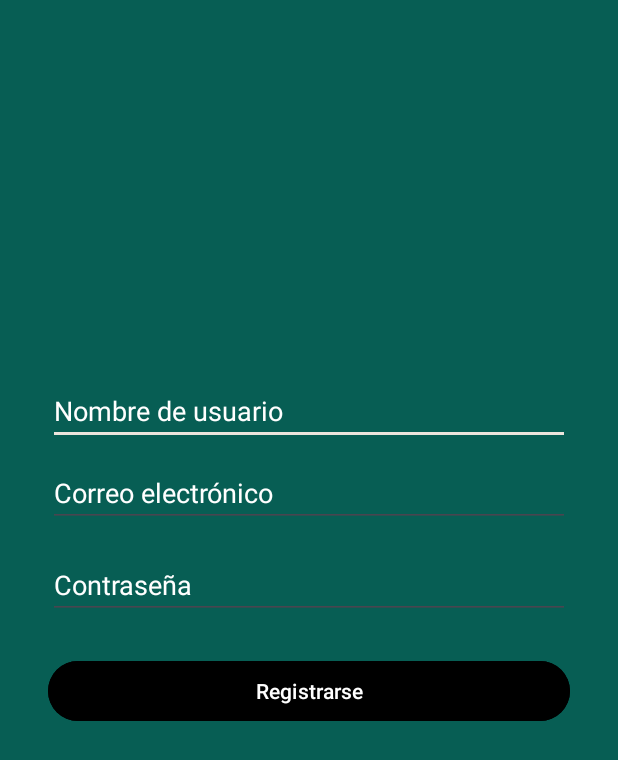
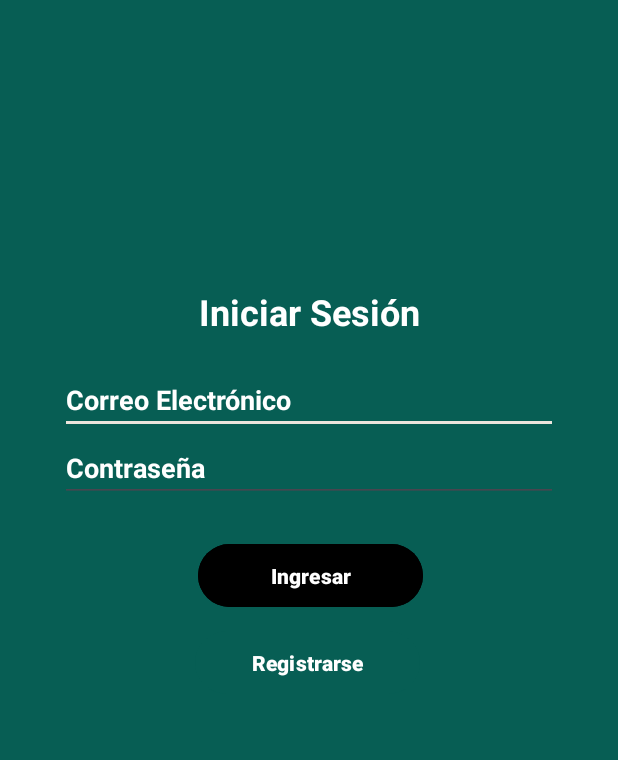
Before and after one commit to Christian3033/MINECHAP_APP, an Android app: the screen it shows after launch (Registers before the commit, Login after it), on a phone screen of 412 x 824 dp. Shown: the top 760 px of the screen. Run offline under Robolectric (Android 15) with nearby library versions, the phone set to English and light mode, and no system bars; our stand-ins replace Firebase (no records; nobody signed in at launch, a user with empty details on screens opened directly).

Commit message:
"agregando Login"

```diff
--- /dev/null
+++ b/app/src/main/java/com/example/minechapapp/Login.java
@@ -0,0 +1,84 @@
+package com.example.minechapapp;
+
+import android.content.Intent;
+import android.os.Bundle;
+import android.view.View;
+import android.widget.Button;
+import android.widget.EditText;
+import android.widget.Toast;
+import androidx.annotation.NonNull;
+import androidx.appcompat.app.AppCompatActivity;
+import com.google.android.gms.tasks.OnCompleteListener;
+import com.google.android.gms.tasks.Task;
+import com.google.firebase.auth.AuthResult;
+import com.google.firebase.auth.FirebaseAuth;
+
+public class Login extends AppCompatActivity {
+
+    private FirebaseAuth mAuth; // Instancia de FirebaseAuth
+    private EditText etEmail, etPassword; // Campos de correo y contraseña
+    private Button btnLogin; // Botón de iniciar sesión
+
+    @Override
+    protected void onCreate(Bundle savedInstanceState) {
+        super.onCreate(savedInstanceState);
+        setContentView(R.layout.activity_login);
+
+        // Inicializar Firebase Auth
+        mAuth = FirebaseAuth.getInstance();
+
+        // referencias a los campos y botones
+        etEmail = findViewById(R.id.etEmail); // Asegúrate de que el ID coincida con tu XML
+        etPassword = findViewById(R.id.etPassword); // Asegúrate de que el ID coincida con tu XML
+        btnLogin = findViewById(R.id.btnLogin); // Asegúrate de que el ID coincida con tu XML
+
+        // Configurar el clic en "Iniciar Sesión"
+        btnLogin.setOnClickListener(new View.OnClickListener() {
+            @Override
+            public void onClick(View v) {
+                // Obtener el correo y la contraseña ingresados
+                String email = etEmail.getText().toString().trim();
+                String password = etPassword.getText().toString().trim();
+
+                // Validar que los campos no estén vacíos
+                if (email.isEmpty() || password.isEmpty()) {
+                    Toast.makeText(Login.this, "Por favor, completa todos los campos", Toast.LENGTH_SHORT).show();
+                    return;
+                }
+
+                // Iniciar sesión con Firebase
+                mAuth.signInWithEmailAndPassword(email, password)
+                        .addOnCompleteListener(Login.this, new OnCompleteListener<AuthResult>() {
+                            @Override
+                            public void onComplete(@NonNull Task<AuthResult> task) {
+                                if (task.isSuccessful()) {
+                                    // Inicio de sesión exitoso
+                                    Toast.makeText(Login.this, "Inicio de sesión exitoso", Toast.LENGTH_SHORT).show();
+
+                                    // Redirigir a la actividad principal (MainActivity)
+                                    Intent intent = new Intent(Login.this, MainActivity.class);
+                                    startActivity(intent);
+                                    finish(); // Cerrar la actividad actual
+                                } else {
+                                    // Si el inicio de sesión falla, mostrar un mensaje de error
+                                    Toast.makeText(Login.this, "Error: " + task.getException().getMessage(), Toast.LENGTH_SHORT).show();
+                                }
+                            }
+                        });
+            }
+        });
+
+        // Obtener referencia al Button de "Registrarse"
+        Button btnRegister = findViewById(R.id.btnRegister);
+
+        // Configurar el clic en "Registrarse"
+        btnRegister.setOnClickListener(new View.OnClickListener() {
+            @Override
+            public void onClick(View v) {
+                // Crear un Intent para abrir la actividad Registers
+                Intent intent = new Intent(Login.this, Registers.class);
+                startActivity(intent);
+            }
+        });
+    }
+}
--- a/app/src/main/java/com/example/minechapapp/SplashActivity.java
+++ b/app/src/main/java/com/example/minechapapp/SplashActivity.java
@@ -1,11 +1,12 @@
 package com.example.minechapapp;
 
+import android.annotation.SuppressLint;
 import android.content.Intent;
 import android.os.Bundle;
 import android.os.Handler;
-import android.util.Log;
 import androidx.appcompat.app.AppCompatActivity;
 
+@SuppressLint("CustomSplashScreen")
 public class SplashActivity extends AppCompatActivity {
 
     @Override
@@ -13,20 +14,14 @@ public class SplashActivity extends AppCompatActivity {
         super.onCreate(savedInstanceState);
         setContentView(R.layout.activity_splash);
 
-        Log.d("SplashActivity", "Iniciando Splash Screen...");
-
+        // Temporizador para redirigir a LoginActivity después de 2 segundos
         new Handler().postDelayed(new Runnable() {
             @Override
             public void run() {
-                try {
-                    Log.d("SplashActivity", "Intentando abrir Registers...");
-                    Intent intent = new Intent(SplashActivity.this, Registers.class);
-                    startActivity(intent);
-                    finish();
-                } catch (Exception e) {
-                    Log.e("SplashActivity", "Error al abrir Registers: " + e.getMessage());
-                }
+                Intent intent = new Intent(SplashActivity.this, Login.class);
+                startActivity(intent);
+                finish(); // Cierra la SplashActivity para que no se pueda volver atrás
             }
-        }, 3000);
+        }, 2000); // 2000 milisegundos = 2 segundos
     }
 }
--- /dev/null
+++ b/app/src/main/res/layout/activity_login.xml
@@ -0,0 +1,94 @@
+<?xml version="1.0" encoding="utf-8"?>
+<androidx.constraintlayout.widget.ConstraintLayout xmlns:android="http://schemas.android.com/apk/res/android"
+    xmlns:app="http://schemas.android.com/apk/res-auto"
+    xmlns:tools="http://schemas.android.com/tools"
+    android:layout_width="match_parent"
+    android:layout_height="match_parent"
+    android:background="@color/primary"
+    android:padding="16dp">
+
+    <!-- Título "Iniciar Sesión" -->
+    <TextView
+        android:id="@+id/tvTitle"
+        android:layout_width="wrap_content"
+        android:layout_height="wrap_content"
+        android:layout_marginTop="175dp"
+        android:layout_marginBottom="24dp"
+        android:text="Iniciar Sesión"
+        android:textColor="@color/white"
+        android:textSize="24sp"
+        android:textStyle="bold"
+        app:layout_constraintEnd_toEndOf="parent"
+        app:layout_constraintStart_toStartOf="parent"
+        app:layout_constraintTop_toTopOf="parent" />
+
+    <!-- Campo de correo electrónico -->
+
+    <!-- Campo de contraseña -->
+    <EditText
+        android:id="@+id/etEmail"
+        android:layout_width="0dp"
+        android:layout_height="wrap_content"
+        android:layout_marginHorizontal="24dp"
+        android:layout_marginTop="20dp"
+        android:hint="Correo Electrónico"
+        android:inputType="textEmailAddress"
+        android:textColor="@color/white"
+        android:textColorHint="@color/white"
+        android:textStyle="bold"
+        app:layout_constraintEnd_toEndOf="parent"
+        app:layout_constraintStart_toStartOf="parent"
+        app:layout_constraintTop_toBottomOf="@id/tvTitle"
+        android:drawablePadding="8dp"
+        android:layout_marginBottom="16dp"/>
+
+    <EditText
+        android:id="@+id/etPassword"
+        android:layout_width="0dp"
+        android:layout_height="wrap_content"
+        android:layout_marginHorizontal="24dp"
+        android:layout_marginBottom="24dp"
+        android:hint="Contraseña"
+        android:inputType="textPassword"
+        android:textColor="@color/white"
+        android:textColorHint="@color/white"
+        android:textStyle="bold"
+        app:layout_constraintEnd_toEndOf="parent"
+        app:layout_constraintStart_toStartOf="parent"
+        app:layout_constraintTop_toBottomOf="@id/etEmail" />
+
+    <!-- Botón de "Ingresar" -->
+
+    <!-- Botón de "Registrarse" -->
+    <Button
+        android:id="@+id/btnLogin"
+        android:layout_width="150dp"
+        android:layout_height="50dp"
+        android:layout_marginHorizontal="24dp"
+        android:layout_marginTop="24dp"
+        android:backgroundTint="@color/black"
+        android:text="Ingresar"
+        android:textColor="@android:color/white"
+        android:textStyle="bold"
+        app:layout_constraintBottom_toTopOf="@+id/btnRegister"
+        app:layout_constraintEnd_toEndOf="parent"
+        app:layout_constraintHorizontal_bias="0.506"
+        app:layout_constraintStart_toStartOf="parent"
+        app:layout_constraintTop_toBottomOf="@+id/etPassword"
+        app:layout_constraintVertical_bias="0.5" />
+
+    <Button
+        android:id="@+id/btnRegister"
+        android:layout_width="150dp"
+        android:layout_height="50dp"
+        android:layout_marginHorizontal="24dp"
+        android:layout_marginTop="8dp"
+        android:text="Registrarse"
+        android:textColor="@android:color/white"
+        android:textStyle="bold"
+        app:layout_constraintEnd_toEndOf="parent"
+        app:layout_constraintHorizontal_bias="0.493"
+        app:layout_constraintStart_toStartOf="parent"
+        app:layout_constraintTop_toBottomOf="@id/btnLogin" />
+
+</androidx.constraintlayout.widget.ConstraintLayout>
--- a/app/src/main/res/layout/activity_registrar.xml
+++ b/app/src/main/res/layout/activity_registrar.xml
@@ -9,44 +9,52 @@
     android:padding="16dp"
     tools:context=".Registers">
 
+    <!-- Letras de registro-->
+
     <!--Usuario-->
-    <EditText
-        android:id="@+id/etUsername"
-        android:layout_width="0dp"
+
+    <TextView
+        android:id="@+id/textView"
+        android:layout_width="wrap_content"
         android:layout_height="wrap_content"
-        android:hint="Nombre de usuario"
+        android:layout_centerInParent="true"
+        android:gravity="center"
+        android:text="Registro de cuenta"
         android:textColor="@color/white"
-        android:textColorHint="@color/white"
-        android:inputType="text"
-        app:layout_constraintTop_toTopOf="parent"
-        app:layout_constraintStart_toStartOf="parent"
-        app:layout_constraintEnd_toEndOf="parent"
-        android:layout_marginTop="235dp"
-        android:layout_marginHorizontal="16dp"/>
+        android:textSize="35dp"
+        android:textStyle="bold"
+        tools:layout_editor_absoluteX="50dp"
+        tools:layout_editor_absoluteY="175dp"
+        tools:ignore="MissingConstraints" />
+
+
 
 
     <!-- Campo de correo electrónico -->
+
+    <!-- Campo de contraseña -->
     <EditText
         android:id="@+id/etEmail"
         android:layout_width="0dp"
         android:layout_height="wrap_content"
+        android:layout_marginHorizontal="16dp"
+        android:layout_marginTop="248dp"
+        android:hint="@string/correo_electr_nico"
+        android:textStyle="bold"
+        android:inputType="textEmailAddress"
         android:textColor="@color/white"
         android:textColorHint="@color/white"
-        android:hint="@string/correo_electr_nico"
-        android:inputType="textEmailAddress"
-        app:layout_constraintTop_toTopOf="parent"
+        app:layout_constraintEnd_toEndOf="parent"
         app:layout_constraintStart_toStartOf="parent"
-        app:layout_constraintEnd_toEndOf="parent"
-        android:layout_marginTop="290dp"
-        android:layout_marginHorizontal="16dp" />
+        app:layout_constraintTop_toTopOf="parent" />
 
-    <!-- Campo de contraseña -->
     <EditText
         android:id="@+id/etPassword"
         android:layout_width="0dp"
         android:layout_height="wrap_content"
         android:textColor="@color/white"
         android:textColorHint="@color/white"
+        android:textStyle="bold"
         android:hint="@string/contrase_a"
         android:inputType="textPassword"
         app:layout_constraintTop_toBottomOf="@id/etEmail"
@@ -58,10 +66,11 @@
     <!-- Botón de registro -->
     <Button
         android:id="@+id/btnRegister"
-        android:layout_width="0dp"
-        android:layout_height="wrap_content"
-        android:text="@string/registrarse"
+        android:layout_width="212dp"
+        android:layout_height="44dp"
+        android:text="@string/Registrarme"
         android:backgroundTint="@color/black"
+        android:textStyle="bold"
         android:textColor="@color/white"
         app:layout_constraintTop_toBottomOf="@id/etPassword"
         app:layout_constraintStart_toStartOf="parent"
@@ -69,6 +78,13 @@
         android:layout_marginTop="24dp"
         android:layout_marginHorizontal="16dp" />
 
+    <ProgressBar
+        android:id="@+id/progressBar"
+        android:visibility="gone"
+        android:layout_width="wrap_content"
+        android:layout_height="wrap_content"
+        tools:ignore="MissingConstraints" />
+
 
 
 
--- a/app/src/main/res/mipmap-anydpi-v26/ic_launcher.xml
+++ b/app/src/main/res/mipmap-anydpi-v26/ic_launcher.xml
@@ -1,6 +1,5 @@
 <?xml version="1.0" encoding="utf-8"?>
 <adaptive-icon xmlns:android="http://schemas.android.com/apk/res/android">
-    <background android:drawable="@drawable/ic_launcher_background" />
     <foreground android:drawable="@drawable/ic_launcher_foreground" />
     <monochrome android:drawable="@drawable/ic_launcher_foreground" />
 </adaptive-icon>
--- a/app/src/main/res/mipmap-anydpi-v26/ic_launcher_round.xml
+++ b/app/src/main/res/mipmap-anydpi-v26/ic_launcher_background.xml
@@ -1,6 +1,5 @@
 <?xml version="1.0" encoding="utf-8"?>
 <adaptive-icon xmlns:android="http://schemas.android.com/apk/res/android">
-    <background android:drawable="@drawable/ic_launcher_background" />
     <foreground android:drawable="@drawable/ic_launcher_foreground" />
     <monochrome android:drawable="@drawable/ic_launcher_foreground" />
 </adaptive-icon>
--- a/app/src/main/res/values/strings.xml
+++ b/app/src/main/res/values/strings.xml
@@ -5,4 +5,7 @@
     <string name="contrase_a" translatable="false">Contraseña</string>
     <string name="correo_electr_nico" translatable="false">Correo electrónico</string>
     <string name="registrarse" translatable="false">Registrarse</string>
+    <string name="registrarme">registrarme</string>
+    <string name="nombre_de_usuario">Nombre de usuario</string>
+    <string name="Registrarme">Registrarme</string>
 </resources>
```
Also changed, not shown: app/src/main/AndroidManifest.xml (+8 -10 lines), app/src/main/java/com/example/minechapapp/Registers.java (+64 -7 lines), app/src/main/res/drawable/ic_launcher_background.xml (deleted, +0 -170 lines), app/src/main/logochap-playstore.png (added), app/src/main/res/mipmap-hdpi/ic_launcher_background.webp (renamed from app/src/main/res/mipmap-hdpi/ic_launcher_round.webp), app/src/main/res/mipmap-mdpi/ic_launcher_background.webp (renamed from app/src/main/res/mipmap-mdpi/ic_launcher_round.webp), app/src/main/res/mipmap-xhdpi/ic_launcher_background.webp (renamed from app/src/main/res/mipmap-xhdpi/ic_launcher_round.webp), app/src/main/res/mipmap-xxhdpi/ic_launcher_background.webp (renamed from app/src/main/res/mipmap-xxhdpi/ic_launcher_round.webp), app/src/main/res/mipmap-xxxhdpi/ic_launcher_background.webp (renamed from app/src/main/res/mipmap-xxxhdpi/ic_launcher_round.webp).
